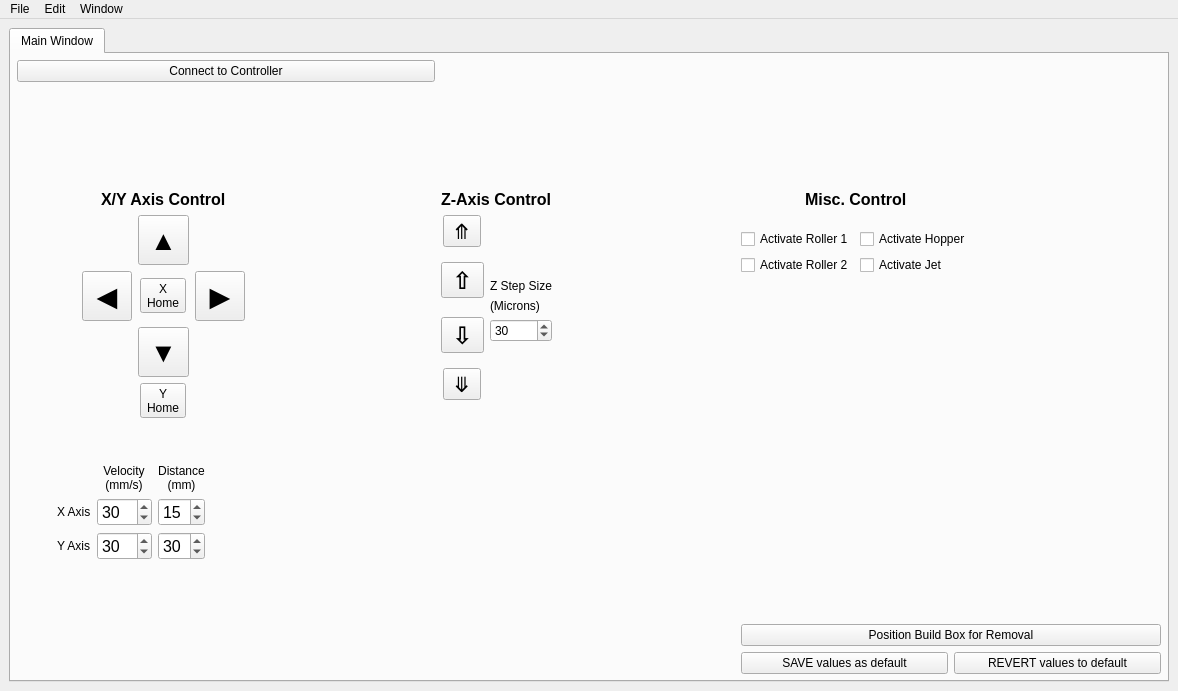
This is mainwindow.ui in BYUCreateResearchLab/CREATE_LAB_Binder_Jet_Printer as Qt 5 draws it before an edit. The edited form follows.
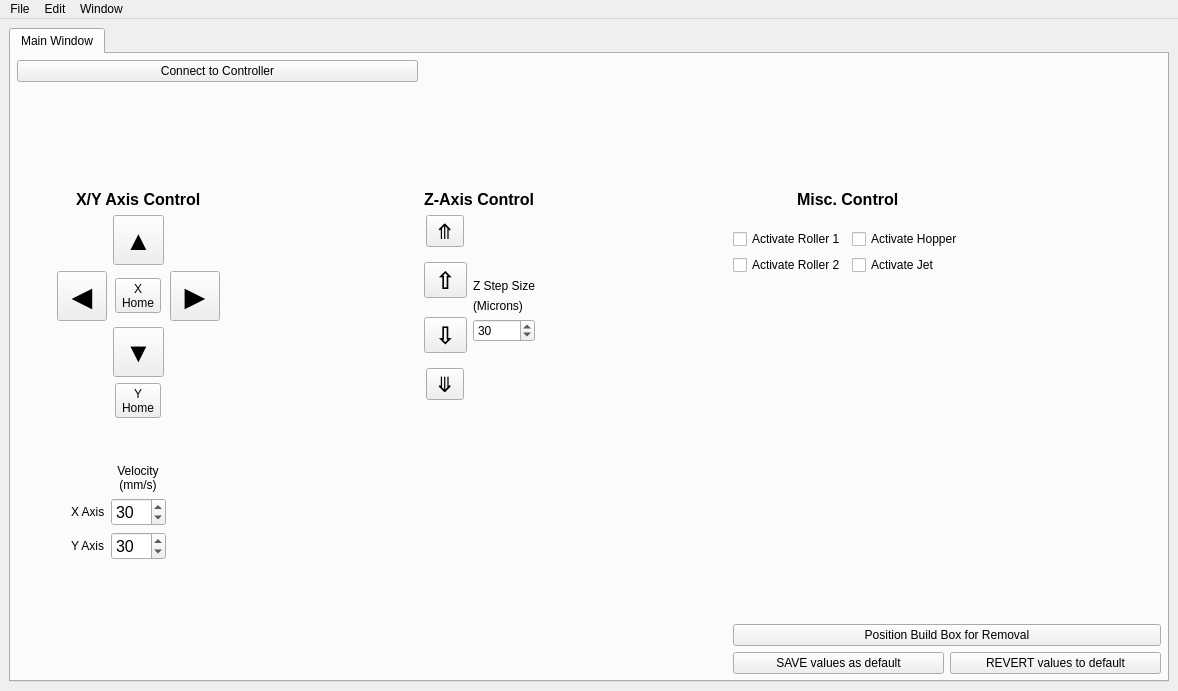
This is the edited form.

```diff
--- a/mainwindow.ui
+++ b/mainwindow.ui
@@ -76,45 +76,11 @@
             <property name="value">
              <number>30</number>
             </property>
-           </widget>
-          </item>
-          <item row="1" column="3">
-           <widget class="QSpinBox" name="xDistance">
-            <property name="font">
-             <font>
-              <pointsize>12</pointsize>
-             </font>
-            </property>
             <property name="value">
-             <number>15</number>
-            </property>
-           </widget>
-          </item>
-          <item row="2" column="3">
-           <widget class="QSpinBox" name="yDistance">
-            <property name="font">
-             <font>
-              <pointsize>12</pointsize>
-             </font>
-            </property>
-            <property name="value">
              <number>30</number>
             </property>
            </widget>
           </item>
-          <item row="0" column="4" rowspan="3">
-           <spacer name="horizontalSpacer_6">
-            <property name="orientation">
-             <enum>Qt::Horizontal</enum>
-            </property>
-            <property name="sizeHint" stdset="0">
-             <size>
-              <width>40</width>
-              <height>20</height>
-             </size>
-            </property>
-           </spacer>
-          </item>
           <item row="1" column="1">
            <widget class="QLabel" name="X_axis">
             <property name="text">
@@ -174,16 +140,18 @@
             </property>
            </widget>
           </item>
-          <item row="0" column="3" alignment="Qt::AlignHCenter">
-           <widget class="QLabel" name="label_2">
-            <property name="text">
-             <string>Distance
-(mm)</string>
+          <item row="0" column="3" rowspan="3">
+           <spacer name="horizontalSpacer_6">
+            <property name="orientation">
+             <enum>Qt::Horizontal</enum>
             </property>
-            <property name="alignment">
-             <set>Qt::AlignCenter</set>
+            <property name="sizeHint" stdset="0">
+             <size>
+              <width>40</width>
+              <height>20</height>
+             </size>
             </property>
-           </widget>
+           </spacer>
           </item>
          </layout>
         </item>
@@ -211,6 +179,7 @@
             <property name="font">
              <font>
               <pointsize>12</pointsize>
+              <weight>75</weight>
               <bold>true</bold>
              </font>
             </property>
@@ -343,6 +312,7 @@
               <property name="font">
                <font>
                 <pointsize>18</pointsize>
+                <weight>75</weight>
                 <bold>true</bold>
                </font>
               </property>
@@ -356,6 +326,7 @@
               <property name="font">
                <font>
                 <pointsize>18</pointsize>
+                <weight>75</weight>
                 <bold>true</bold>
                </font>
               </property>
@@ -403,6 +374,7 @@
             <property name="font">
              <font>
               <pointsize>12</pointsize>
+              <weight>75</weight>
               <bold>true</bold>
              </font>
             </property>
@@ -526,6 +498,7 @@
              <font>
               <family>Yu Gothic UI</family>
               <pointsize>20</pointsize>
+              <weight>75</weight>
               <bold>true</bold>
               <kerning>true</kerning>
              </font>
@@ -559,6 +532,7 @@
              <font>
               <family>Yu Gothic UI</family>
               <pointsize>20</pointsize>
+              <weight>75</weight>
               <italic>false</italic>
               <bold>true</bold>
               <kerning>true</kerning>
@@ -590,6 +564,7 @@
              <font>
               <family>Yu Gothic UI</family>
               <pointsize>20</pointsize>
+              <weight>75</weight>
               <bold>true</bold>
              </font>
             </property>
@@ -623,6 +598,7 @@
              <font>
               <family>Yu Gothic UI</family>
               <pointsize>20</pointsize>
+              <weight>75</weight>
               <bold>true</bold>
              </font>
             </property>
@@ -636,6 +612,7 @@
             <property name="font">
              <font>
               <pointsize>12</pointsize>
+              <weight>75</weight>
               <bold>true</bold>
              </font>
             </property>
```
Left out of the diff: 63 changed lines with no effect on the pictures.
